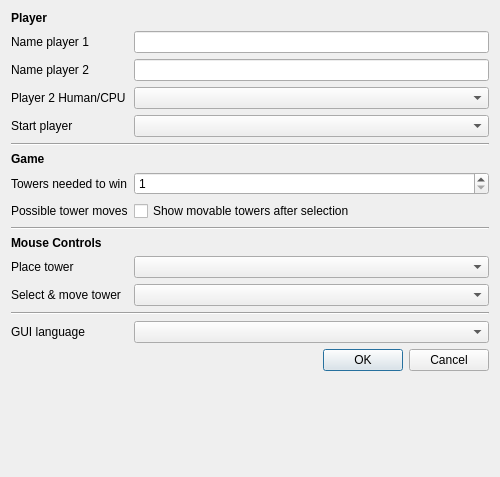
This is application/CSettings.ui in ElTh0r0/stackandconquer as Qt 5 draws it before an edit. The edited form follows.
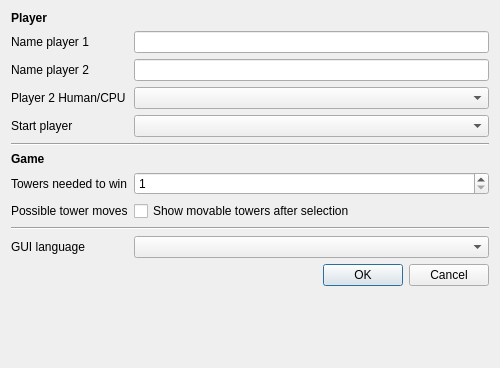
This is the edited form.

Commit message: Removed different mouse controls; no need to destinguish.

```diff
--- a/application/CSettings.ui
+++ b/application/CSettings.ui
@@ -7,7 +7,7 @@
     <x>0</x>
     <y>0</y>
     <width>500</width>
-    <height>477</height>
+    <height>368</height>
    </rect>
   </property>
   <property name="windowTitle">
@@ -132,56 +132,16 @@
     </widget>
    </item>
    <item row="10" column="0">
-    <widget class="QLabel" name="lblControls">
-     <property name="font">
-      <font>
-       <weight>75</weight>
-       <bold>true</bold>
-      </font>
-     </property>
-     <property name="text">
-      <string>Mouse Controls</string>
-     </property>
-    </widget>
-   </item>
-   <item row="11" column="0">
-    <widget class="QLabel" name="lblPlaceTower">
-     <property name="text">
-      <string>Place tower</string>
-     </property>
-    </widget>
-   </item>
-   <item row="11" column="1">
-    <widget class="QComboBox" name="cbPlaceTower"/>
-   </item>
-   <item row="12" column="0">
-    <widget class="QLabel" name="lblSelectTower">
-     <property name="text">
-      <string>Select &amp; move tower</string>
-     </property>
-    </widget>
-   </item>
-   <item row="12" column="1">
-    <widget class="QComboBox" name="cbSelectTower"/>
-   </item>
-   <item row="13" column="0" colspan="2">
-    <widget class="Line" name="line_3">
-     <property name="orientation">
-      <enum>Qt::Horizontal</enum>
-     </property>
-    </widget>
-   </item>
-   <item row="14" column="0">
     <widget class="QLabel" name="lblGuiLang">
      <property name="text">
       <string>GUI language</string>
      </property>
     </widget>
    </item>
-   <item row="14" column="1">
+   <item row="10" column="1">
     <widget class="QComboBox" name="cbGuiLanguage"/>
    </item>
-   <item row="15" column="1">
+   <item row="11" column="1">
     <widget class="QDialogButtonBox" name="buttonBox">
      <property name="orientation">
       <enum>Qt::Horizontal</enum>
```
The commit also changes 5 other files.
